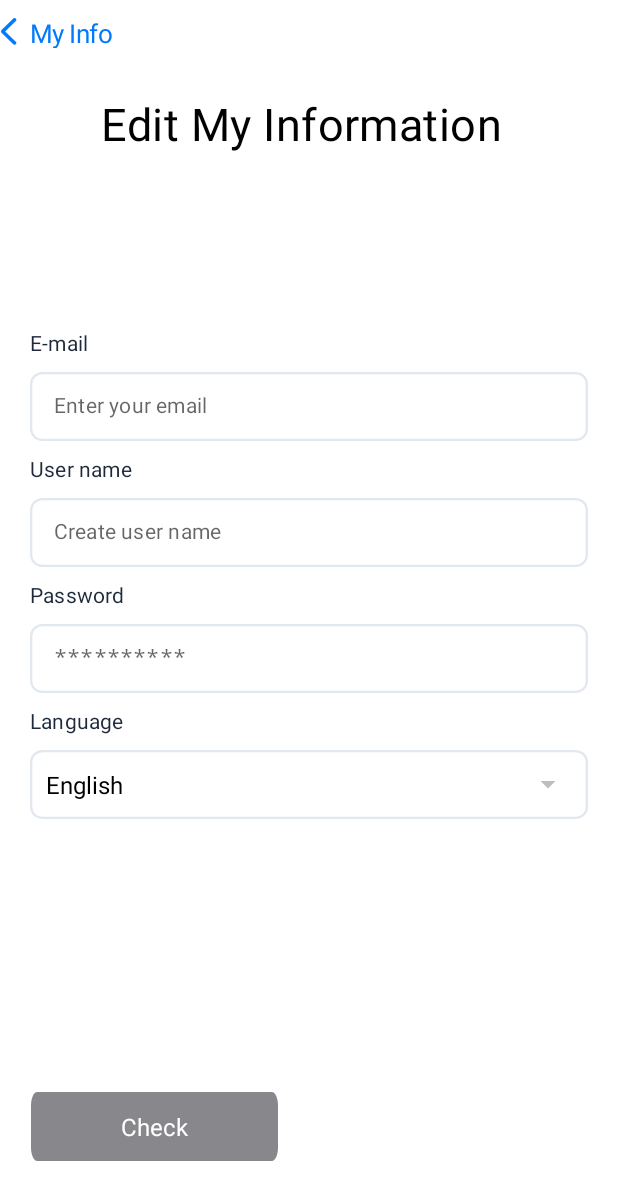
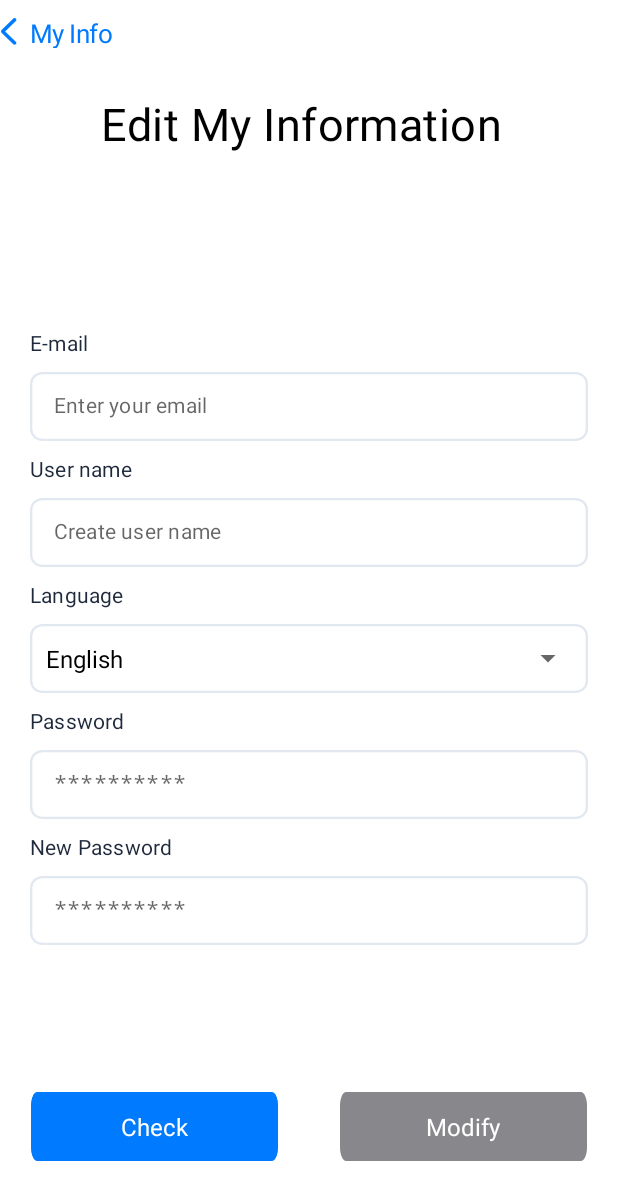
Before and after one commit to tukcomCD2024/4K, an Android app: the MyInfoDetail screen opened directly, with no data from a screen before it, after a tap on "Modify", on a phone screen of 412 x 824 dp. Shown: the top 1200 px of the screen. Run offline under Robolectric (Android 15) with nearby library versions, the phone set to English and light mode, and no system bars; network calls fail.

Commit message:
find, update

```diff
--- a/Android/app/src/main/java/com/example/front_end_android/RetrofitService.kt
+++ b/Android/app/src/main/java/com/example/front_end_android/RetrofitService.kt
@@ -18,6 +18,8 @@ import com.example.front_end_android.dataclass.RejectFriendRequest
 import com.example.front_end_android.dataclass.RejectFriendResponse
 import com.example.front_end_android.dataclass.SignUpRequest
 import com.example.front_end_android.dataclass.SignUpResponse
+import com.example.front_end_android.dataclass.UpdateRequest
+import com.example.front_end_android.dataclass.UpdateResponse
 import com.google.gson.JsonObject
 import retrofit2.Call
 import retrofit2.http.Body
@@ -55,4 +57,7 @@ interface RetrofitService {
     @POST("member/delete")
     fun deleteRetrofit(@Body deleteRequest: DeleteRequest): Call<DeleteResponse>
 
+    @POST("member/update")
+    fun updateRetrofit(@Body updateRequest: UpdateRequest): Call<UpdateResponse>
+
 }
--- a/Android/app/src/main/res/layout/activity_my_info_detail.xml
+++ b/Android/app/src/main/res/layout/activity_my_info_detail.xml
@@ -241,7 +241,55 @@
                 </RelativeLayout>
 
             </RelativeLayout>
+
 -->
+
+            <RelativeLayout
+                android:id="@+id/scroll_view_text_field_language"
+                android:layout_width="match_parent"
+                android:layout_height="74dp"
+                android:layout_marginTop="10dp"
+                app:layout_constraintEnd_toEndOf="parent"
+                app:layout_constraintStart_toStartOf="parent"
+                app:layout_constraintTop_toTopOf="parent">
+
+                <RelativeLayout
+                    android:id="@+id/scroll_view_text_field_language_header"
+                    android:layout_width="match_parent"
+                    android:layout_height="22dp">
+
+                    <TextView
+                        android:id="@+id/scroll_view_text_field_language_header_labe"
+                        android:layout_width="match_parent"
+                        android:layout_height="22dp"
+                        android:gravity="top"
+                        android:lineSpacingExtra="3sp"
+                        android:text="@string/language"
+                        android:textAppearance="@style/password"
+                        android:translationY="-1.45sp" />
+
+                </RelativeLayout>
+
+                <RelativeLayout
+                    android:id="@+id/scroll_view_text_field_language_input"
+                    android:layout_width="match_parent"
+                    android:layout_height="46dp"
+                    android:layout_marginTop="28dp"
+                    android:background="@drawable/input"
+                    android:clipToOutline="true">
+
+                    <Spinner
+                        android:id="@+id/language_spinner"
+                        android:layout_marginStart="5dp"
+                        android:layout_width="match_parent"
+                        android:layout_height="match_parent"
+                        android:layout_centerInParent="true"
+                        android:enabled="false"/>
+
+                </RelativeLayout>
+
+            </RelativeLayout>
+
             <RelativeLayout
                 android:id="@+id/scroll_view_text_field_password"
                 android:layout_width="match_parent"
@@ -295,7 +343,8 @@
             </RelativeLayout>
 
             <RelativeLayout
-                android:id="@+id/scroll_view_text_field_language"
+                android:id="@+id/scroll_view_text_field_confirm_password"
+                android:visibility="gone"
                 android:layout_width="match_parent"
                 android:layout_height="74dp"
                 android:layout_marginTop="10dp"
@@ -304,37 +353,42 @@
                 app:layout_constraintTop_toTopOf="parent">
 
                 <RelativeLayout
-                    android:id="@+id/scroll_view_text_field_language_header"
+                    android:id="@+id/scroll_view_text_field_confirm_password_header"
                     android:layout_width="match_parent"
                     android:layout_height="22dp">
 
                     <TextView
-                        android:id="@+id/scroll_view_text_field_language_header_labe"
+                        android:id="@+id/scroll_view_text_field_confirm_password_header_labe"
                         android:layout_width="match_parent"
                         android:layout_height="22dp"
                         android:gravity="top"
                         android:lineSpacingExtra="3sp"
-                        android:text="@string/language"
+                        android:text="@string/new_passwrod"
                         android:textAppearance="@style/password"
                         android:translationY="-1.45sp" />
 
                 </RelativeLayout>
 
                 <RelativeLayout
-                    android:id="@+id/scroll_view_text_field_language_input"
+                    android:id="@+id/scroll_view_text_field_confirm_password_input"
                     android:layout_width="match_parent"
                     android:layout_height="46dp"
                     android:layout_marginTop="28dp"
                     android:background="@drawable/input"
                     android:clipToOutline="true">
 
-                    <Spinner
-                        android:id="@+id/language_spinner"
-                        android:layout_marginStart="5dp"
+                    <EditText
+                        android:id="@+id/scroll_view_text_field_confirm_password_edt"
                         android:layout_width="match_parent"
-                        android:layout_height="match_parent"
-                        android:layout_centerInParent="true"
-                        android:enabled="false"/>
+                        android:layout_height="46dp"
+                        android:layout_marginStart="16dp"
+                        android:layout_marginEnd="16dp"
+                        android:hint="@string/password_hint"
+                        android:lineSpacingExtra="3sp"
+                        android:inputType="textPassword"
+                        android:textAppearance="@style/create_user_name"
+                        android:translationY="-1.45sp"
+                        android:background="@android:color/transparent"/>
 
                 </RelativeLayout>
 
--- a/Android/app/src/main/res/layout/fragment_recent_calls.xml
+++ b/Android/app/src/main/res/layout/fragment_recent_calls.xml
@@ -14,7 +14,7 @@
             android:id="@+id/large_title"
             android:layout_width="347dp"
             android:layout_height="45dp"
-            android:text="@string/recent_call_title"
+            android:text="@string/chat"
             android:textAppearance="@style/recent_call_title"
             android:lineSpacingExtra="-5sp"
             android:gravity="top"
--- a/Android/app/src/main/res/menu/navi_menu.xml
+++ b/Android/app/src/main/res/menu/navi_menu.xml
@@ -8,7 +8,7 @@
 
     <item
         android:id="@+id/recentcallsFragment"
-        android:title="@string/recent_calls"
+        android:title="@string/chat"
         android:icon="@drawable/recentcalls"/>
 
     <item
--- a/Android/app/src/main/res/values/strings.xml
+++ b/Android/app/src/main/res/values/strings.xml
@@ -167,6 +167,16 @@
         Check
     </string>
 
+    <string name="new_passwrod">
+        New Password
+    </string>
+
+    <!--Fragment_Chat(Recent_Call)-->
+
+    <string name="chat">
+        Chat
+    </string>
+
     <!---->
 
     <string name="hello_blank_fragment">Hello blank fragment</string>
```
Also changed, not shown: Android/app/src/main/java/com/example/front_end_android/MyInfoDetail.kt (+96 -7 lines), Android/app/src/main/java/com/example/front_end_android/dataclass/UpdateRequest.kt (added, +16 -0 lines), Android/app/src/main/java/com/example/front_end_android/dataclass/UpdateResponse.kt (added, +7 -0 lines).
